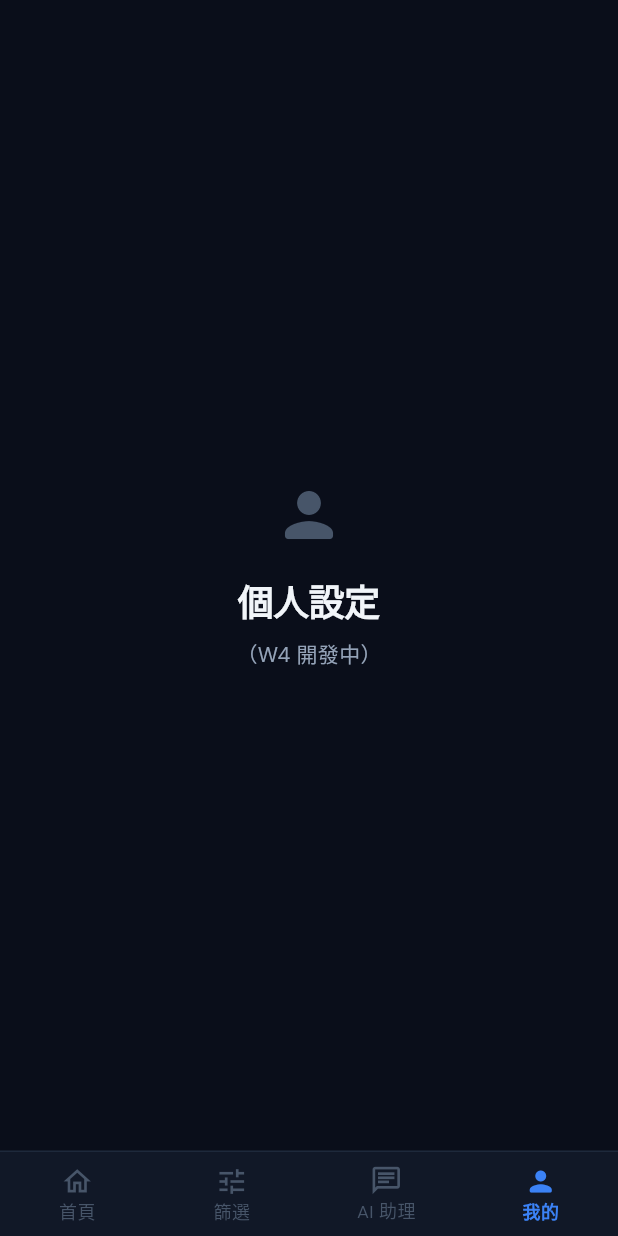
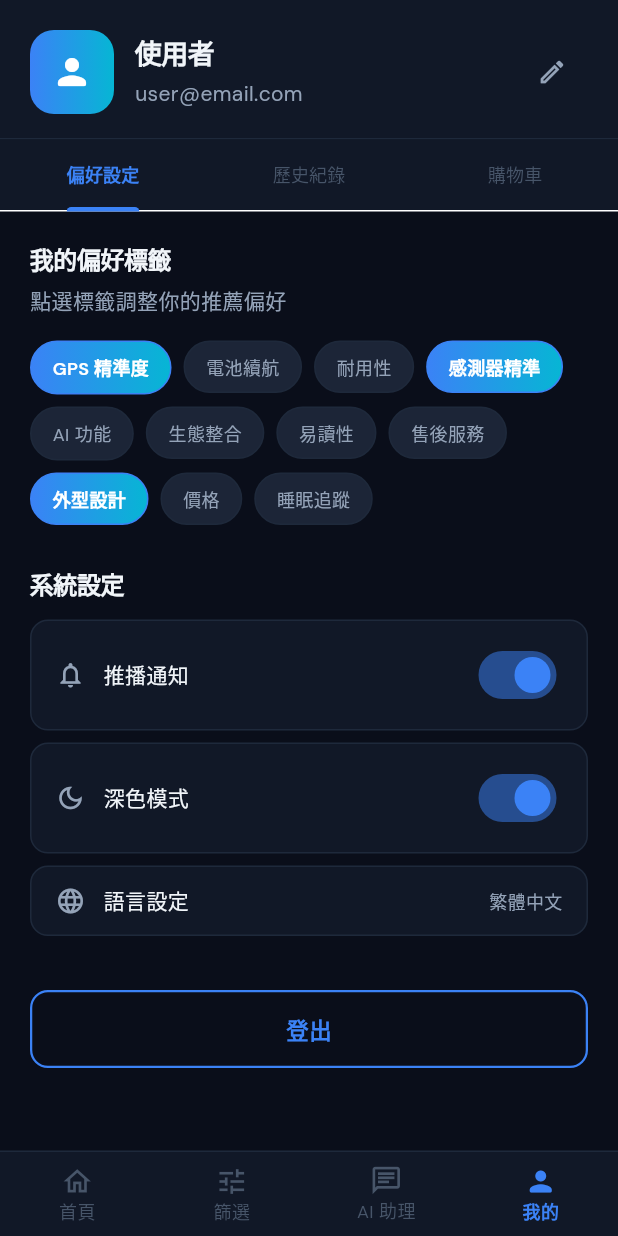
Before and after one commit to 11246014/Project, a Flutter app: the HomeScreen screen opened by its route, item 4 of the bottom bar chosen, on a phone screen of 412 x 824 dp. Run offline on Flutter 3.47's test engine with Material 3 defaults, Android fonts, the phone set to English and light mode, and no system bars; our stand-ins replace go_router, google_fonts.

Commit message:
個人偏好設定、歷史紀錄與購物車

```diff
--- a/frontend/lib/features/home/screens/home_screen.dart
+++ b/frontend/lib/features/home/screens/home_screen.dart
@@ -4,6 +4,7 @@ import 'package:go_router/go_router.dart';
 import '../../../core/constants/app_colors.dart';
 import '../../../core/constants/app_routes.dart';
 import '../../../core/constants/app_text_styles.dart';
+import '../../../features/profile/screens/profile_screen.dart';
 
 class HomeScreen extends StatefulWidget {
   const HomeScreen({super.key});
@@ -43,8 +44,7 @@ class _HomeScreenState extends State<HomeScreen> {
         });
         return const _HomeTab();
       case 3:
-        // W4 完成後替換為 ProfileScreen()
-        return _buildPlaceholder('個人設定', '（W4 開發中）', Icons.person_rounded);
+        return const ProfileScreen();
       default:
         return const SizedBox();
     }
--- /dev/null
+++ b/frontend/lib/features/profile/screens/profile_screen.dart
@@ -0,0 +1,584 @@
+import 'package:flutter/material.dart';
+import '../../../core/constants/app_colors.dart';
+import '../../../core/constants/app_text_styles.dart';
+import '../../../shared/widgets/custom_button.dart';
+
+class ProfileScreen extends StatefulWidget {
+  const ProfileScreen({super.key});
+
+  @override
+  State<ProfileScreen> createState() => _ProfileScreenState();
+}
+
+class _ProfileScreenState extends State<ProfileScreen>
+    with SingleTickerProviderStateMixin {
+  late TabController _tabController;
+
+  // Mock 使用者資料（W2 串接後從 API 取得）
+  final Map<String, dynamic> _user = {
+    'name': '使用者',
+    'email': 'user@email.com',
+    'avatar': null,
+  };
+
+  // 偏好標籤選取狀態
+  final Map<String, bool> _preferTags = {
+    'GPS 精準度': true,
+    '電池續航': false,
+    '耐用性': false,
+    '感測器精準': true,
+    'AI 功能': false,
+    '生態整合': false,
+    '易讀性': false,
+    '售後服務': false,
+    '外型設計': true,
+    '價格': false,
+    '睡眠追蹤': false,
+  };
+
+  // Mock 歷史紀錄（W3 串接後從 API 取得）
+  final List<Map<String, dynamic>> _history = [
+    {
+      'name': 'Apple Watch Series 9',
+      'price': 'NT\$ 12,900',
+      'tags': ['#血氧', '#GPS', '#防水'],
+      'rating': 4.8,
+      'viewedAt': '今天 14:32',
+    },
+    {
+      'name': 'Garmin Fenix 7',
+      'price': 'NT\$ 18,500',
+      'tags': ['#GPS', '#續航14天', '#登山'],
+      'rating': 4.7,
+      'viewedAt': '今天 13:15',
+    },
+    {
+      'name': 'Samsung Galaxy Watch 6',
+      'price': 'NT\$ 9,990',
+      'tags': ['#血壓', '#睡眠', '#Android'],
+      'rating': 4.5,
+      'viewedAt': '昨天 20:04',
+    },
+  ];
+
+  // Mock 購物車（W3 串接後從 API 取得）
+  final List<Map<String, dynamic>> _cartItems = [
+    {
+      'name': 'Apple Watch Series 9',
+      'price': 12900,
+      'tags': ['#血氧', '#GPS'],
+      'qty': 1,
+    },
+    {
+      'name': 'Garmin Fenix 7',
+      'price': 18500,
+      'tags': ['#GPS', '#續航14天'],
+      'qty': 1,
+    },
+  ];
+
+  @override
+  void initState() {
+    super.initState();
+    _tabController = TabController(length: 3, vsync: this);
+  }
+
+  @override
+  void dispose() {
+    _tabController.dispose();
+    super.dispose();
+  }
+
+  /// 購物車總金額
+  int get _cartTotal => _cartItems.fold(
+        0,
+        (sum, item) => sum + (item['price'] as int) * (item['qty'] as int),
+      );
+
+  /// 更新購物車數量
+  void _updateQty(int index, int delta) {
+    setState(() {
+      final newQty = (_cartItems[index]['qty'] as int) + delta;
+      if (newQty <= 0) {
+        _cartItems.removeAt(index);
+      } else {
+        _cartItems[index]['qty'] = newQty;
+      }
+    });
+  }
+
+  @override
+  Widget build(BuildContext context) {
+    return Scaffold(
+      backgroundColor: AppColors.background,
+      body: SafeArea(
+        child: Column(
+          children: [
+            // 頂部使用者資訊
+            _buildUserHeader(),
+
+            // Tab 列
+            _buildTabBar(),
+
+            // Tab 內容
+            Expanded(
+              child: TabBarView(
+                controller: _tabController,
+                children: [
+                  _buildPreferenceTab(),
+                  _buildHistoryTab(),
+                  _buildCartTab(),
+                ],
+              ),
+            ),
+          ],
+        ),
+      ),
+    );
+  }
+
+  /// 頂部使用者資訊區
+  Widget _buildUserHeader() {
+    return Container(
+      padding: const EdgeInsets.fromLTRB(20, 20, 20, 16),
+      decoration: BoxDecoration(
+        color: AppColors.surface,
+        border: Border(bottom: BorderSide(color: AppColors.border)),
+      ),
+      child: Row(
+        children: [
+          // 頭像
+          Container(
+            width: 56,
+            height: 56,
+            decoration: BoxDecoration(
+              gradient: AppColors.primaryGradient,
+              borderRadius: BorderRadius.circular(16),
+            ),
+            child: const Icon(
+              Icons.person_rounded,
+              color: Colors.white,
+              size: 28,
+            ),
+          ),
+          const SizedBox(width: 14),
+
+          // 名稱 + Email
+          Expanded(
+            child: Column(
+              crossAxisAlignment: CrossAxisAlignment.start,
+              children: [
+                Text(
+                  _user['name'],
+                  style: AppTextStyles.displayMedium.copyWith(fontSize: 18),
+                ),
+                const SizedBox(height: 4),
+                Text(
+                  _user['email'],
+                  style: AppTextStyles.bodyMedium,
+                ),
+              ],
+            ),
+          ),
+
+          // 編輯按鈕
+          IconButton(
+            onPressed: () {
+              // TODO：編輯個人資料
+            },
+            icon: const Icon(
+              Icons.edit_outlined,
+              color: AppColors.textSecondary,
+              size: 20,
+            ),
+          ),
+        ],
+      ),
+    );
+  }
+
+  /// Tab 列
+  Widget _buildTabBar() {
+    return Container(
+      color: AppColors.surface,
+      child: TabBar(
+        controller: _tabController,
+        labelColor: AppColors.primary,
+        unselectedLabelColor: AppColors.textHint,
+        labelStyle: AppTextStyles.caption.copyWith(fontWeight: FontWeight.w600),
+        unselectedLabelStyle: AppTextStyles.caption,
+        indicatorColor: AppColors.primary,
+        indicatorWeight: 2,
+        tabs: const [
+          Tab(text: '偏好設定'),
+          Tab(text: '歷史紀錄'),
+          Tab(text: '購物車'),
+        ],
+      ),
+    );
+  }
+
+  // ── Tab 1：偏好設定 ────────────────────────────────────
+  Widget _buildPreferenceTab() {
+    return SingleChildScrollView(
+      padding: const EdgeInsets.all(20),
+      child: Column(
+        crossAxisAlignment: CrossAxisAlignment.start,
+        children: [
+          // 偏好標籤
+          Text('我的偏好標籤', style: AppTextStyles.displayMedium.copyWith(fontSize: 16)),
+          const SizedBox(height: 6),
+          Text('點選標籤調整你的推薦偏好', style: AppTextStyles.bodyMedium),
+          const SizedBox(height: 16),
+
+          // 標籤選取區
+          Wrap(
+            spacing: 8,
+            runSpacing: 8,
+            children: _preferTags.entries.map((entry) {
+              final isSelected = entry.value;
+              return GestureDetector(
+                onTap: () => setState(
+                  () => _preferTags[entry.key] = !isSelected,
+                ),
+                child: AnimatedContainer(
+                  duration: const Duration(milliseconds: 150),
+                  padding: const EdgeInsets.symmetric(
+                      horizontal: 14, vertical: 8),
+                  decoration: BoxDecoration(
+                    gradient: isSelected ? AppColors.primaryGradient : null,
+                    color: isSelected ? null : AppColors.surfaceVariant,
+                    borderRadius: BorderRadius.circular(20),
+                    border: Border.all(
+                      color: isSelected
+                          ? AppColors.primary
+                          : AppColors.border,
+                    ),
+                  ),
+                  child: Text(
+                    entry.key,
+                    style: AppTextStyles.caption.copyWith(
+                      color: isSelected
+                          ? Colors.white
+                          : AppColors.textSecondary,
+                      fontWeight: isSelected
+                          ? FontWeight.w600
+                          : FontWeight.w400,
+                    ),
+                  ),
+                ),
+              );
+            }).toList(),
+          ),
+          const SizedBox(height: 28),
+
+          // 系統設定
+          Text('系統設定', style: AppTextStyles.displayMedium.copyWith(fontSize: 16)),
+          const SizedBox(height: 12),
+          _buildSettingItem(
+            icon: Icons.notifications_outlined,
+            label: '推播通知',
+            trailing: Switch(
+              value: true,
+              onChanged: (_) {},
+              activeColor: AppColors.primary,
+            ),
+          ),
+          _buildSettingItem(
+            icon: Icons.dark_mode_outlined,
+            label: '深色模式',
+            trailing: Switch(
+              value: true,
+              onChanged: (_) {},
+              activeColor: AppColors.primary,
+            ),
+          ),
+          _buildSettingItem(
+            icon: Icons.language_outlined,
+            label: '語言設定',
+            trailing: Text('繁體中文',
+                style: AppTextStyles.caption
+                    .copyWith(color: AppColors.textSecondary)),
+          ),
+          const SizedBox(height: 28),
+
+          // 登出按鈕
+          CustomButton(
+            label: '登出',
+            onTap: () {
+              // TODO W2：清除 Token 並跳回登入頁
+            },
+            variant: ButtonVariant.outline,
+          ),
+        ],
+      ),
+    );
+  }
+
+  /// 設定列表項目
+  Widget _buildSettingItem({
+    required IconData icon,
+    required String label,
+    required Widget trailing,
+  }) {
+    return Container(
+      margin: const EdgeInsets.only(bottom: 8),
+      padding: const EdgeInsets.symmetric(horizontal: 16, vertical: 12),
+      decoration: BoxDecoration(
+        color: AppColors.surface,
+        borderRadius: BorderRadius.circular(12),
+        border: Border.all(color: AppColors.border),
+      ),
+      child: Row(
+        children: [
+          Icon(icon, color: AppColors.textSecondary, size: 20),
+          const SizedBox(width: 12),
+          Expanded(
+            child: Text(label, style: AppTextStyles.bodyMedium
+                .copyWith(color: AppColors.textPrimary)),
+          ),
+          trailing,
+        ],
+      ),
+    );
+  }
+
+  // ── Tab 2：歷史紀錄 ────────────────────────────────────
+  Widget _buildHistoryTab() {
+    if (_history.isEmpty) {
+      return Center(
+        child: Column(
+          mainAxisSize: MainAxisSize.min,
+          children: [
+            const Icon(Icons.history, size: 48, color: AppColors.textHint),
+            const SizedBox(height: 12),
+            Text('還沒有瀏覽紀錄', style: AppTextStyles.bodyMedium),
+          ],
+        ),
+      );
+    }
+
+    return ListView.builder(
+      padding: const EdgeInsets.all(20),
+      itemCount: _history.length,
+      itemBuilder: (context, index) {
+        final item = _history[index];
+        return Container(
+          margin: const EdgeInsets.only(bottom: 12),
+          padding: const EdgeInsets.all(14),
+          decoration: BoxDecoration(
+            color: AppColors.surface,
+            borderRadius: BorderRadius.circular(14),
+            border: Border.all(color: AppColors.border),
+          ),
+          child: Row(
+            children: [
+              // 商品圖示
+              Container(
+                width: 52,
+                height: 52,
+                decoration: BoxDecoration(
+                  color: AppColors.surfaceVariant,
+                  borderRadius: BorderRadius.circular(10),
+                ),
+                child: const Icon(Icons.watch_rounded,
+                    color: AppColors.primary, size: 26),
+              ),
+              const SizedBox(width: 12),
+
+              // 商品資訊
+              Expanded(
+                child: Column(
+                  crossAxisAlignment: CrossAxisAlignment.start,
+                  children: [
+                    Text(item['name'],
+                        style: AppTextStyles.bodyLarge
+                            .copyWith(fontWeight: FontWeight.w600, fontSize: 13)),
+                    const SizedBox(height: 4),
+                    Text(
+                      (item['tags'] as List<String>).join(' '),
+                      style: AppTextStyles.caption
+                          .copyWith(color: AppColors.accent),
+                    ),
+                    const SizedBox(height: 4),
+                    Row(
+                      mainAxisAlignment: MainAxisAlignment.spaceBetween,
+                      children: [
+                        Text(item['price'],
+                            style: AppTextStyles.caption.copyWith(
+                                color: AppColors.primary,
+                                fontWeight: FontWeight.w600)),
+                        Text(item['viewedAt'],
+                            style: AppTextStyles.caption),
+                      ],
+                    ),
+                  ],
+                ),
+              ),
+            ],
+          ),
+        );
+      },
+    );
+  }
+
+  // ── Tab 3：購物車 ──────────────────────────────────────
+  Widget _buildCartTab() {
+    if (_cartItems.isEmpty) {
+      return Center(
+        child: Column(
+          mainAxisSize: MainAxisSize.min,
+          children: [
+            const Icon(Icons.shopping_cart_outlined,
+                size: 48, color: AppColors.textHint),
+            const SizedBox(height: 12),
+            Text('購物車是空的', style: AppTextStyles.bodyMedium),
+          ],
+        ),
+      );
+    }
+
+    return Column(
+      children: [
+        // 商品列表
+        Expanded(
+          child: ListView.builder(
+            padding: const EdgeInsets.fromLTRB(20, 20, 20, 0),
+            itemCount: _cartItems.length,
+            itemBuilder: (context, index) {
+              final item = _cartItems[index];
+              return Container(
+                margin: const EdgeInsets.only(bottom: 12),
+                padding: const EdgeInsets.all(14),
+                decoration: BoxDecoration(
+                  color: AppColors.surface,
+                  borderRadius: BorderRadius.circular(14),
+                  border: Border.all(color: AppColors.border),
+                ),
+                child: Row(
+                  children: [
+                    // 商品圖示
+                    Container(
+                      width: 52,
+                      height: 52,
+                      decoration: BoxDecoration(
+                        color: AppColors.surfaceVariant,
+                        borderRadius: BorderRadius.circular(10),
+                      ),
+                      child: const Icon(Icons.watch_rounded,
+                          color: AppColors.primary, size: 26),
+                    ),
+                    const SizedBox(width: 12),
+
+                    // 商品資訊
+                    Expanded(
+                      child: Column(
+                        crossAxisAlignment: CrossAxisAlignment.start,
+                        children: [
+                          Text(item['name'],
+                              style: AppTextStyles.bodyLarge.copyWith(
+                                  fontWeight: FontWeight.w600, fontSize: 13)),
+                          const SizedBox(height: 4),
+                          Text(
+                            (item['tags'] as List<String>).join(' '),
+                            style: AppTextStyles.caption
+                                .copyWith(color: AppColors.accent),
+                          ),
+                          const SizedBox(height: 6),
+                          Text(
+                            'NT\$ ${item['price']}',
+                            style: AppTextStyles.caption.copyWith(
+                                color: AppColors.primary,
+                                fontWeight: FontWeight.w600),
+                          ),
+                        ],
+                      ),
+                    ),
+
+                    // 數量控制
+                    Row(
+                      children: [
+                        _QtyButton(
+                          icon: Icons.remove,
+                          onTap: () => _updateQty(index, -1),
+                        ),
+                        Padding(
+                          padding: const EdgeInsets.symmetric(horizontal: 10),
+                          child: Text(
+                            '${item['qty']}',
+                            style: AppTextStyles.labelLarge,
+                          ),
+                        ),
+                        _QtyButton(
+                          icon: Icons.add,
+                          onTap: () => _updateQty(index, 1),
+                        ),
+                      ],
+                    ),
+                  ],
+                ),
+              );
+            },
+          ),
+        ),
+
+        // 底部總價 + 結帳
+        Container(
+          padding: const EdgeInsets.fromLTRB(20, 14, 20, 24),
+          decoration: BoxDecoration(
+            color: AppColors.surface,
+            border: Border(top: BorderSide(color: AppColors.border)),
+          ),
+          child: Column(
+            children: [
+              Row(
+                mainAxisAlignment: MainAxisAlignment.spaceBetween,
+                children: [
+                  Text('總計', style: AppTextStyles.bodyLarge
+                      .copyWith(fontWeight: FontWeight.w600)),
+                  Text(
+                    'NT\$ $_cartTotal',
+                    style: AppTextStyles.displayMedium
+                        .copyWith(color: AppColors.primary, fontSize: 20),
+                  ),
+                ],
+              ),
+              const SizedBox(height: 14),
+              CustomButton(
+                label: '前往結帳',
+                onTap: () {
+                  // TODO：串接結帳流程
+                },
+              ),
+            ],
+          ),
+        ),
+      ],
+    );
+  }
+}
+
+/// 購物車數量加減按鈕
+class _QtyButton extends StatelessWidget {
+  final IconData icon;
+  final VoidCallback onTap;
+
+  const _QtyButton({required this.icon, required this.onTap});
+
+  @override
+  Widget build(BuildContext context) {
+    return GestureDetector(
+      onTap: onTap,
+      child: Container(
+        width: 28,
+        height: 28,
+        decoration: BoxDecoration(
+          color: AppColors.surfaceVariant,
+          borderRadius: BorderRadius.circular(8),
+          border: Border.all(color: AppColors.border),
+        ),
+        child: Icon(icon, size: 14, color: AppColors.textSecondary),
+      ),
+    );
+  }
+}
--- a/frontend/lib/main.dart
+++ b/frontend/lib/main.dart
@@ -8,7 +8,7 @@ import 'features/auth/screens/register_screen.dart';
 import 'features/home/screens/home_screen.dart';
 import 'features/filter/screens/filter_screen.dart';
 import 'features/chat/screens/chat_screen.dart';
-
+import 'features/profile/screens/profile_screen.dart';
 
 /// GoRouter 路由設定
 /// W2 以後新頁面直接在 routes 裡新增 GoRoute 即可
@@ -37,6 +37,7 @@ final _router = GoRouter(
       path: AppRoutes.chat,
       builder: (context, state) => const ChatScreen(),
     ),
+
     // GoRoute(path: AppRoutes.filter, builder: ...),
     // GoRoute(path: AppRoutes.chat,   builder: ...),
   ],
```
